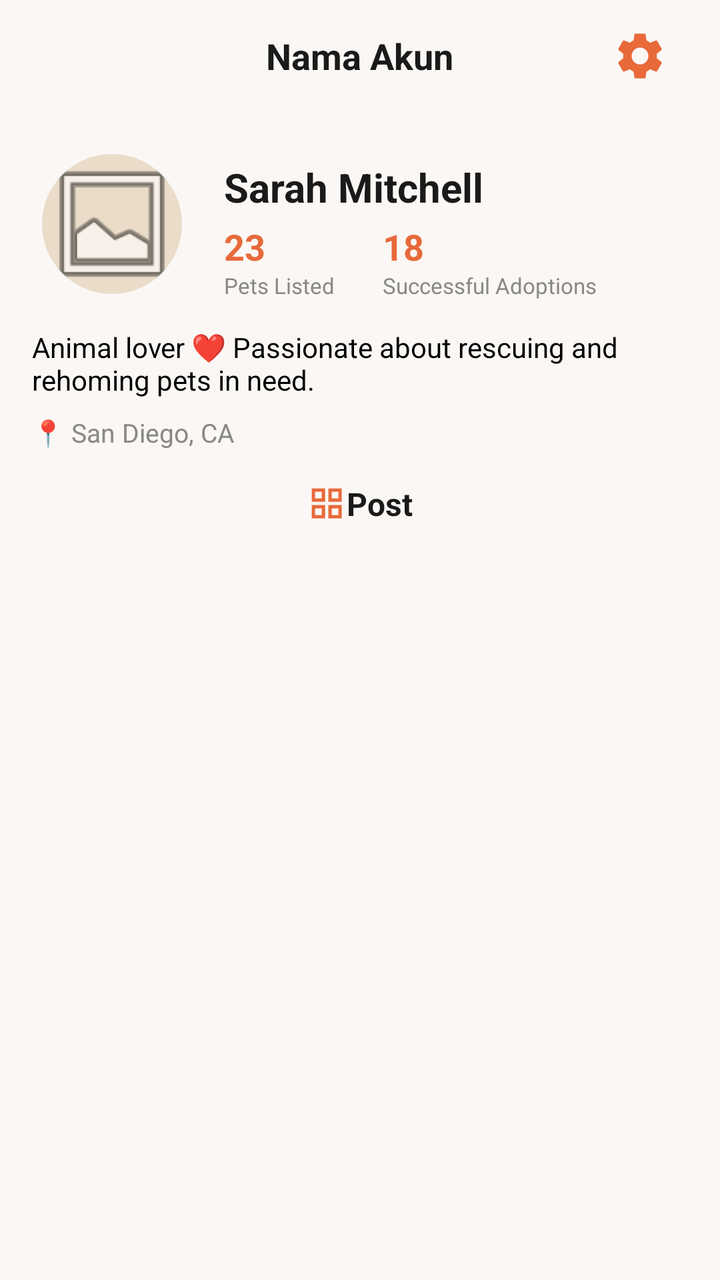
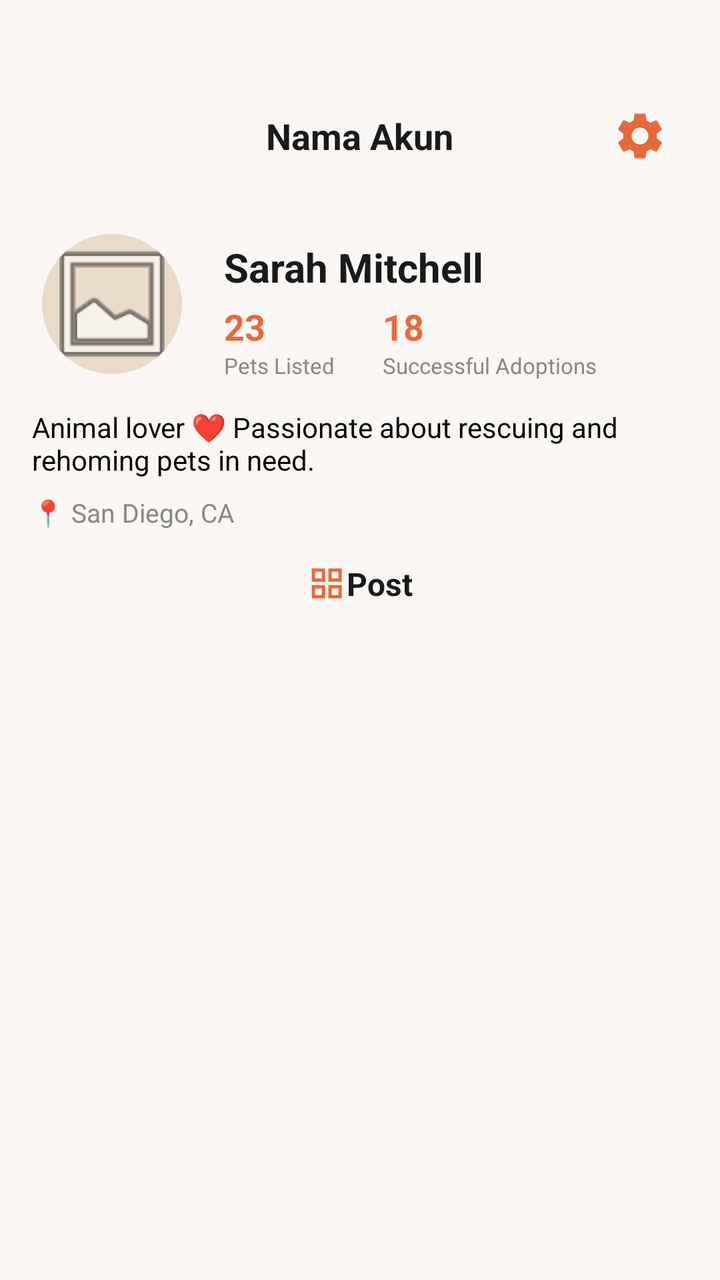

Two renders of the same Android screen: before a commit and after it. Below are the layout's source before the change and the commit's diff.
<!-- AndroidManifest.xml: application theme Theme.AdoptUs -->
<!-- res/layout/fragment_profile.xml -->
<?xml version="1.0" encoding="utf-8"?>
<RelativeLayout xmlns:android="http://schemas.android.com/apk/res/android"
    xmlns:app="http://schemas.android.com/apk/res-auto"
    xmlns:tools="http://schemas.android.com/tools"
    android:layout_width="match_parent"
    android:layout_height="match_parent"
    android:background="#FAF7F4"
    android:fitsSystemWindows="true">

    <RelativeLayout
        android:id="@+id/topBar"
        android:layout_width="match_parent"
        android:layout_height="56dp"
        android:paddingHorizontal="16dp">

        <TextView
            android:id="@+id/tvTopAccountName"
            android:layout_width="wrap_content"
            android:layout_height="wrap_content"
            android:layout_centerInParent="true"
            android:text="Nama Akun"
            android:textColor="#1A1A1A"
            android:textSize="18sp"
            android:textStyle="bold" />

        <ImageButton
            android:id="@+id/btnSetting"
            android:layout_width="48dp"
            android:layout_height="48dp"
            android:layout_alignParentEnd="true"
            android:layout_centerVertical="true"
            android:background="?attr/selectableItemBackgroundBorderless"
            android:contentDescription="Settings"
            android:padding="10dp"
            android:scaleType="fitCenter"
            android:src="@drawable/ic_setting"
            app:tint="@color/primary_orange" />
    </RelativeLayout>

    <androidx.core.widget.NestedScrollView
        android:layout_width="match_parent"
        android:layout_height="match_parent"
        android:layout_below="@id/topBar">

        <LinearLayout
            android:layout_width="match_parent"
            android:layout_height="wrap_content"
            android:orientation="vertical"
            android:paddingBottom="24dp">

            <androidx.constraintlayout.widget.ConstraintLayout
                android:layout_width="match_parent"
                android:layout_height="wrap_content"
                android:padding="16dp">

                <com.google.android.material.imageview.ShapeableImageView
                    android:id="@+id/ivAvatar"
                    android:layout_width="80dp"
                    android:layout_height="80dp"
                    android:background="#EADCC9"
                    android:padding="5dp"
                    android:src="@android:drawable/ic_menu_gallery"
                    app:layout_constraintStart_toStartOf="parent"
                    app:layout_constraintTop_toTopOf="parent"
                    app:shapeAppearanceOverlay="@style/ShapeAppearance.Material3.Corner.Full" />

                <TextView
                    android:id="@+id/tvProfileName"
                    android:layout_width="0dp"
                    android:layout_height="wrap_content"
                    android:layout_marginStart="16dp"
                    android:layout_marginTop="8dp"
                    android:text="Sarah Mitchell"
                    android:textColor="@color/gray_hint"
                    android:textSize="20sp"
                    android:textStyle="bold"
                    app:layout_constraintEnd_toEndOf="parent"
                    app:layout_constraintStart_toEndOf="@id/ivAvatar"
                    app:layout_constraintTop_toTopOf="@id/ivAvatar" />

                <LinearLayout
                    android:id="@+id/lytStats"
                    android:layout_width="0dp"
                    android:layout_height="wrap_content"
                    android:layout_marginStart="16dp"
                    android:layout_marginTop="4dp"
                    android:orientation="horizontal"
                    app:layout_constraintEnd_toEndOf="parent"
                    app:layout_constraintStart_toEndOf="@id/ivAvatar"
                    app:layout_constraintTop_toBottomOf="@id/tvProfileName">

                    <LinearLayout
                        android:layout_width="wrap_content"
                        android:layout_height="wrap_content"
                        android:layout_gravity="center"
                        android:layout_marginEnd="24dp"
                        android:orientation="vertical">

                        <TextView
                            android:layout_width="wrap_content"
                            android:layout_height="wrap_content"
                            android:text="23"
                            android:textColor="@color/primary_orange"
                            android:textSize="18sp"
                            android:textStyle="bold" />

                        <TextView
                            android:layout_width="wrap_content"
                            android:layout_height="wrap_content"
                            android:text="Pets Listed"
                            android:textColor="@color/light_gray"
                            android:textSize="11sp" />
                    </LinearLayout>

                    <LinearLayout
                        android:layout_width="wrap_content"
                        android:layout_height="wrap_content"
                        android:orientation="vertical">

                        <TextView
                            android:layout_width="wrap_content"
                            android:layout_height="wrap_content"
                            android:text="18"
                            android:textColor="@color/primary_orange"
                            android:textSize="18sp"
                            android:textStyle="bold" />

                        <TextView
                            android:layout_width="wrap_content"
                            android:layout_height="wrap_content"
                            android:text="Successful Adoptions"
                            android:textColor="@color/light_gray"
                            android:textSize="11sp" />
                    </LinearLayout>
                </LinearLayout>

                <androidx.constraintlayout.widget.Barrier
                    android:id="@+id/profileHeaderBarrier"
                    android:layout_width="wrap_content"
                    android:layout_height="wrap_content"
                    app:barrierDirection="bottom"
                    app:constraint_referenced_ids="ivAvatar,lytStats" />

                <TextView
                    android:id="@+id/tvBio"
                    android:layout_width="match_parent"
                    android:layout_height="wrap_content"
                    android:layout_marginTop="12dp"
                    android:text="Animal lover ❤️ Passionate about rescuing and rehoming pets in need."
                    android:textColor="@color/black"
                    android:textSize="14sp"
                    app:layout_constraintTop_toBottomOf="@id/profileHeaderBarrier" />

                <TextView
                    android:id="@+id/tvLocation"
                    android:layout_width="match_parent"
                    android:layout_height="wrap_content"
                    android:layout_marginTop="8dp"
                    android:text="📍 San Diego, CA"
                    android:textColor="@color/light_gray"
                    android:textSize="13sp"
                    app:layout_constraintTop_toBottomOf="@id/tvBio" />

            </androidx.constraintlayout.widget.ConstraintLayout>

            <LinearLayout
                android:layout_width="match_parent"
                android:layout_height="wrap_content"
                android:gravity="center"
                android:orientation="horizontal">

                <ImageView
                    android:layout_width="20dp"
                    android:layout_height="20dp"
                    android:layout_gravity="center"
                    android:contentDescription="Post"
                    android:src="@drawable/ic_grid"
                    app:tint="@color/primary_orange" />

                <TextView
                    android:id="@+id/tvPost"
                    android:layout_width="wrap_content"
                    android:layout_height="wrap_content"
                    android:layout_gravity="center"
                    android:text="Post"
                    android:textColor="@color/gray_hint"
                    android:textSize="16sp"
                    android:textStyle="bold" />

            </LinearLayout>

            <androidx.recyclerview.widget.RecyclerView
                android:id="@+id/rvPetGrid"
                android:layout_width="match_parent"
                android:layout_height="wrap_content"
                android:layout_marginTop="8dp"
                android:nestedScrollingEnabled="false"
                android:paddingHorizontal="10dp"
                app:layoutManager="androidx.recyclerview.widget.GridLayoutManager"
                app:spanCount="3"
                tools:listitem="@layout/profile_item_pet" />

        </LinearLayout>
    </androidx.core.widget.NestedScrollView>
</RelativeLayout>
<!-- res/layout/profile_item_pet.xml (included above) -->
<?xml version="1.0" encoding="utf-8"?>
<androidx.cardview.widget.CardView xmlns:android="http://schemas.android.com/apk/res/android"
    xmlns:app="http://schemas.android.com/apk/res-auto"
    android:layout_width="match_parent"
    android:layout_height="160dp"
    android:layout_margin="1dp"
    app:cardElevation="0dp">

    <RelativeLayout
        android:layout_width="match_parent"
        android:layout_height="match_parent">

        <ImageView
            android:id="@+id/ivPetPhoto"
            android:layout_width="match_parent"
            android:layout_height="match_parent"
            android:scaleType="centerCrop"
            android:contentDescription="Pet Photo"
            android:src="@android:drawable/ic_menu_gallery" />

        <LinearLayout
            android:layout_width="match_parent"
            android:layout_height="wrap_content"
            android:layout_alignParentBottom="true"
            android:background="#4D000000"
            android:orientation="vertical"
            android:padding="10dp">

            <TextView
                android:id="@+id/tvPetName"
                android:layout_width="wrap_content"
                android:layout_height="wrap_content"
                android:text="Buddy"
                android:textColor="@color/white"
                android:textSize="14sp"
                android:textStyle="bold" />

            <TextView
                android:id="@+id/tvPetBreed"
                android:layout_width="wrap_content"
                android:layout_height="wrap_content"
                android:text="Golden Retriever"
                android:textColor="@color/white"
                android:textSize="11sp" />
        </LinearLayout>

    </RelativeLayout>
</androidx.cardview.widget.CardView>
<!-- resources referenced by this layout -->
<resources>
  <color name="black">#FF000000</color>
  <color name="gray_hint">#1A1A1A</color>
  
      // app color
  <color name="light_gray">#888888</color>
  <color name="primary_orange">#E8693A</color>
  <color name="white">#FFFFFFFF</color>
  
      // component color
  <!-- drawable ic_grid (drawable) -->
  <vector xmlns:android="http://schemas.android.com/apk/res/android" android:height="24dp" android:tint="#000000" android:viewportHeight="24" android:viewportWidth="24" android:width="24dp">
        
      <path android:fillColor="@android:color/white" android:fillType="evenOdd" android:pathData="M3,3v8h8L11,3L3,3zM9,9L5,9L5,5h4v4zM3,13v8h8v-8L3,13zM9,19L5,19v-4h4v4zM13,3v8h8L21,3h-8zM19,9h-4L15,5h4v4zM13,13v8h8v-8h-8zM19,19h-4v-4h4v4z"/>
      
  </vector>
  <!-- drawable ic_setting (drawable) -->
  <vector xmlns:android="http://schemas.android.com/apk/res/android" android:height="24dp" android:tint="#000000" android:viewportHeight="24" android:viewportWidth="24" android:width="24dp">
        
      <path android:fillColor="@android:color/white" android:pathData="M19.14,12.94c0.04,-0.3 0.06,-0.61 0.06,-0.94c0,-0.32 -0.02,-0.64 -0.07,-0.94l2.03,-1.58c0.18,-0.14 0.23,-0.41 0.12,-0.61l-1.92,-3.32c-0.12,-0.22 -0.37,-0.29 -0.59,-0.22l-2.39,0.96c-0.5,-0.38 -1.03,-0.7 -1.62,-0.94L14.4,2.81c-0.04,-0.24 -0.24,-0.41 -0.48,-0.41h-3.84c-0.24,0 -0.43,0.17 -0.47,0.41L9.25,5.35C8.66,5.59 8.12,5.92 7.63,6.29L5.24,5.33c-0.22,-0.08 -0.47,0 -0.59,0.22L2.74,8.87C2.62,9.08 2.66,9.34 2.86,9.48l2.03,1.58C4.84,11.36 4.8,11.69 4.8,12s0.02,0.64 0.07,0.94l-2.03,1.58c-0.18,0.14 -0.23,0.41 -0.12,0.61l1.92,3.32c0.12,0.22 0.37,0.29 0.59,0.22l2.39,-0.96c0.5,0.38 1.03,0.7 1.62,0.94l0.36,2.54c0.05,0.24 0.24,0.41 0.48,0.41h3.84c0.24,0 0.44,-0.17 0.47,-0.41l0.36,-2.54c0.59,-0.24 1.13,-0.56 1.62,-0.94l2.39,0.96c0.22,0.08 0.47,0 0.59,-0.22l1.92,-3.32c0.12,-0.22 0.07,-0.47 -0.12,-0.61L19.14,12.94zM12,15.6c-1.98,0 -3.6,-1.62 -3.6,-3.6s1.62,-3.6 3.6,-3.6s3.6,1.62 3.6,3.6S13.98,15.6 12,15.6z"/>
      
  </vector>
  <style name="Theme.AdoptUs" parent="Base.Theme.AdoptUs" />
  <style name="Base.Theme.AdoptUs" parent="Theme.Material3.DayNight.NoActionBar">
  
          <item name="colorSecondaryContainer">@color/highlight_orange</item>
  
      </style>
  <color name="highlight_orange">#F7D6CE</color>
</resources>

<!-- the commit's change to res/layout/fragment_profile.xml (unified diff, before → after) -->
@@ -5,7 +5,8 @@
     android:layout_width="match_parent"
     android:layout_height="match_parent"
     android:background="#FAF7F4"
-    android:fitsSystemWindows="true">
+    android:fitsSystemWindows="true"
+    android:paddingTop="40dp">
 
     <RelativeLayout
         android:id="@+id/topBar"
